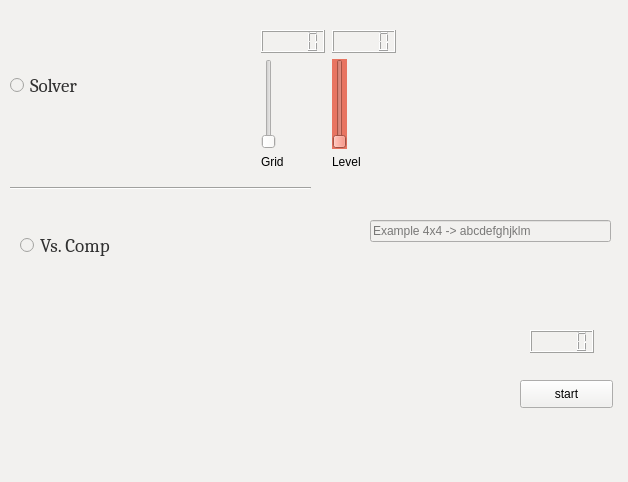
This is MainTest.ui in DavidKing4/2019S-Programmierpraktikum-Projekt as Qt 5 draws it before an edit. The edited form follows.
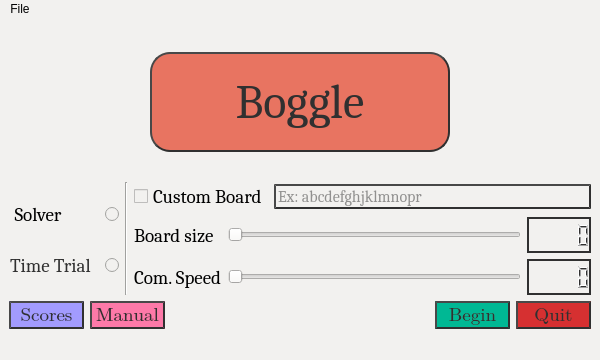
This is the edited form.

Commit message: Mode2, Mode1 | new MainWindow

The edit to the form file:
```diff
--- a/MainTest.ui
+++ b/MainTest.ui
@@ -6,8 +6,8 @@
    <rect>
     <x>0</x>
     <y>0</y>
-    <width>628</width>
-    <height>482</height>
+    <width>600</width>
+    <height>360</height>
    </rect>
   </property>
   <property name="windowTitle">
@@ -29,193 +29,491 @@
    <bool>false</bool>
   </property>
   <widget class="QWidget" name="centralwidget">
-   <widget class="QPushButton" name="pushButton">
-    <property name="geometry">
-     <rect>
-      <x>520</x>
-      <y>380</y>
-      <width>93</width>
-      <height>28</height>
-     </rect>
-    </property>
-    <property name="text">
-     <string>start</string>
-    </property>
-   </widget>
-   <widget class="QLineEdit" name="lineEdit">
-    <property name="geometry">
-     <rect>
-      <x>370</x>
-      <y>220</y>
-      <width>241</width>
-      <height>22</height>
-     </rect>
-    </property>
-    <property name="placeholderText">
-     <string>Example 4x4 -&gt; abcdefghjklm</string>
-    </property>
-   </widget>
-   <widget class="QLCDNumber" name="lcdNumber_3">
-    <property name="geometry">
-     <rect>
-      <x>530</x>
-      <y>330</y>
-      <width>64</width>
-      <height>23</height>
-     </rect>
-    </property>
-   </widget>
-   <widget class="QRadioButton" name="radioButton">
-    <property name="geometry">
-     <rect>
-      <x>10</x>
-      <y>70</y>
-      <width>121</width>
-      <height>31</height>
-     </rect>
-    </property>
-    <property name="font">
-     <font>
-      <family>Cambria</family>
-      <pointsize>14</pointsize>
-     </font>
-    </property>
-    <property name="styleSheet">
-     <string notr="true"> color: #303030;
-
-background:#f2f1ef ;
-
-border: ;
-    border-radius: 20px;
-    border-style: outset;
-
-Text-align:center</string>
-    </property>
-    <property name="text">
-     <string>Solver</string>
-    </property>
-   </widget>
-   <widget class="QRadioButton" name="radioButton_2">
-    <property name="geometry">
-     <rect>
-      <x>20</x>
-      <y>230</y>
-      <width>121</width>
-      <height>31</height>
-     </rect>
-    </property>
-    <property name="font">
-     <font>
-      <family>Cambria</family>
-      <pointsize>14</pointsize>
-     </font>
-    </property>
-    <property name="styleSheet">
-     <string notr="true"> color: #303030;
-
-background:#f2f1ef ;
-
-border: ;
-    border-radius: 20px;
-    border-style: outset;
-
-Text-align:center</string>
-    </property>
-    <property name="text">
-     <string>Vs. Comp</string>
-    </property>
-   </widget>
-   <widget class="Line" name="line">
-    <property name="geometry">
-     <rect>
-      <x>10</x>
-      <y>180</y>
-      <width>301</width>
-      <height>16</height>
-     </rect>
-    </property>
-    <property name="orientation">
-     <enum>Qt::Horizontal</enum>
-    </property>
-   </widget>
-   <widget class="QWidget" name="layoutWidget">
-    <property name="geometry">
-     <rect>
-      <x>260</x>
-      <y>30</y>
-      <width>137</width>
-      <height>139</height>
-     </rect>
-    </property>
-    <layout class="QGridLayout" name="gridLayout">
-     <item row="0" column="0">
-      <widget class="QLCDNumber" name="lcdNumber"/>
-     </item>
-     <item row="1" column="0">
-      <widget class="QSlider" name="verticalSlider">
-       <property name="minimum">
-        <number>4</number>
-       </property>
-       <property name="maximum">
-        <number>12</number>
-       </property>
-       <property name="orientation">
-        <enum>Qt::Vertical</enum>
-       </property>
-      </widget>
-     </item>
-     <item row="2" column="0">
-      <widget class="QLabel" name="label">
-       <property name="text">
-        <string>Grid</string>
-       </property>
-      </widget>
-     </item>
-     <item row="2" column="1">
-      <widget class="QLabel" name="label_2">
-       <property name="text">
-        <string>Level</string>
-       </property>
-      </widget>
-     </item>
-     <item row="0" column="1">
-      <widget class="QLCDNumber" name="lcdNumber_2"/>
-     </item>
-     <item row="1" column="1">
-      <widget class="QSlider" name="verticalSlider_2">
-       <property name="styleSheet">
-        <string notr="true"> color: #303030;
+   <layout class="QGridLayout" name="gridLayout">
+    <item row="0" column="0">
+     <layout class="QHBoxLayout" name="horizontalLayout_6">
+      <item>
+       <widget class="QLabel" name="label_6">
+        <property name="font">
+         <font>
+          <family>Cambria</family>
+          <pointsize>18</pointsize>
+         </font>
+        </property>
+        <property name="text">
+         <string/>
+        </property>
+        <property name="alignment">
+         <set>Qt::AlignCenter</set>
+        </property>
+       </widget>
+      </item>
+      <item>
+       <widget class="QLabel" name="label">
+        <property name="minimumSize">
+         <size>
+          <width>300</width>
+          <height>100</height>
+         </size>
+        </property>
+        <property name="maximumSize">
+         <size>
+          <width>300</width>
+          <height>100</height>
+         </size>
+        </property>
+        <property name="font">
+         <font>
+          <family>Cambria</family>
+          <pointsize>36</pointsize>
+         </font>
+        </property>
+        <property name="styleSheet">
+         <string notr="true"> color: #303030;
 
 background: #e87461 ;
+border: 2px solid #303030;
+    border-radius: 20px;
+    border-style: outset;
+
+Text-align:center</string>
+        </property>
+        <property name="text">
+         <string>Boggle</string>
+        </property>
+        <property name="alignment">
+         <set>Qt::AlignCenter</set>
+        </property>
+       </widget>
+      </item>
+      <item>
+       <widget class="QLabel" name="label_7">
+        <property name="font">
+         <font>
+          <family>Cambria</family>
+          <pointsize>18</pointsize>
+         </font>
+        </property>
+        <property name="text">
+         <string/>
+        </property>
+        <property name="alignment">
+         <set>Qt::AlignCenter</set>
+        </property>
+       </widget>
+      </item>
+     </layout>
+    </item>
+    <item row="1" column="0">
+     <layout class="QVBoxLayout" name="verticalLayout_4">
+      <item>
+       <layout class="QHBoxLayout" name="horizontalLayout_5">
+        <item>
+         <layout class="QVBoxLayout" name="verticalLayout">
+          <item>
+           <widget class="QRadioButton" name="SolverRadio">
+            <property name="font">
+             <font>
+              <family>Cambria</family>
+              <pointsize>14</pointsize>
+             </font>
+            </property>
+            <property name="focusPolicy">
+             <enum>Qt::StrongFocus</enum>
+            </property>
+            <property name="layoutDirection">
+             <enum>Qt::RightToLeft</enum>
+            </property>
+            <property name="styleSheet">
+             <string notr="true"/>
+            </property>
+            <property name="text">
+             <string>Solver         </string>
+            </property>
+           </widget>
+          </item>
+          <item>
+           <widget class="QRadioButton" name="VsCompRadio">
+            <property name="font">
+             <font>
+              <family>Cambria</family>
+              <pointsize>14</pointsize>
+             </font>
+            </property>
+            <property name="layoutDirection">
+             <enum>Qt::RightToLeft</enum>
+            </property>
+            <property name="autoFillBackground">
+             <bool>false</bool>
+            </property>
+            <property name="styleSheet">
+             <string notr="true"> color: #303030;
+
+background:#f2f1ef ;
+
 border: ;
     border-radius: 20px;
     border-style: outset;
 
 Text-align:center</string>
-       </property>
-       <property name="minimum">
-        <number>1</number>
-       </property>
-       <property name="maximum">
-        <number>10</number>
-       </property>
-       <property name="orientation">
-        <enum>Qt::Vertical</enum>
-       </property>
-      </widget>
-     </item>
-    </layout>
-   </widget>
+            </property>
+            <property name="text">
+             <string>Time Trial  </string>
+            </property>
+           </widget>
+          </item>
+         </layout>
+        </item>
+        <item>
+         <widget class="Line" name="line">
+          <property name="orientation">
+           <enum>Qt::Vertical</enum>
+          </property>
+         </widget>
+        </item>
+        <item>
+         <layout class="QVBoxLayout" name="verticalLayout_3">
+          <item>
+           <layout class="QHBoxLayout" name="horizontalLayout_4">
+            <item>
+             <widget class="QCheckBox" name="checkBox">
+              <property name="font">
+               <font>
+                <family>Cambria</family>
+                <pointsize>14</pointsize>
+               </font>
+              </property>
+              <property name="text">
+               <string>Custom Board</string>
+              </property>
+             </widget>
+            </item>
+            <item>
+             <widget class="QLineEdit" name="lineEdit">
+              <property name="enabled">
+               <bool>false</bool>
+              </property>
+              <property name="font">
+               <font>
+                <family>Cambria</family>
+                <pointsize>12</pointsize>
+               </font>
+              </property>
+              <property name="styleSheet">
+               <string notr="true"> color: #303030;
+
+background:#f2f1ef ;
+
+border: 2px solid #303030;
+    border-radius: 20px;
+    border-style: outset;
+
+Text-align:center</string>
+              </property>
+              <property name="placeholderText">
+               <string>Ex: abcdefghjklmnopr</string>
+              </property>
+             </widget>
+            </item>
+           </layout>
+          </item>
+          <item>
+           <layout class="QVBoxLayout" name="verticalLayout_2">
+            <item>
+             <layout class="QHBoxLayout" name="horizontalLayout_2">
+              <item>
+               <widget class="QLabel" name="label_2">
+                <property name="font">
+                 <font>
+                  <family>Cambria</family>
+                  <pointsize>14</pointsize>
+                 </font>
+                </property>
+                <property name="text">
+                 <string>Board size  </string>
+                </property>
+               </widget>
+              </item>
+              <item>
+               <widget class="QSlider" name="horizontalSlider">
+                <property name="styleSheet">
+                 <string notr="true"/>
+                </property>
+                <property name="minimum">
+                 <number>4</number>
+                </property>
+                <property name="maximum">
+                 <number>12</number>
+                </property>
+                <property name="orientation">
+                 <enum>Qt::Horizontal</enum>
+                </property>
+               </widget>
+              </item>
+              <item>
+               <widget class="QLCDNumber" name="lcdNumber_5">
+                <property name="layoutDirection">
+                 <enum>Qt::LeftToRight</enum>
+                </property>
+                <property name="styleSheet">
+                 <string notr="true"> color: #303030;
+
+background:#f2f1ef ;
+
+border: 2px solid #303030;
+   
+
+Text-align:center</string>
+                </property>
+               </widget>
+              </item>
+             </layout>
+            </item>
+            <item>
+             <layout class="QHBoxLayout" name="horizontalLayout_3">
+              <item>
+               <widget class="QLabel" name="label_4">
+                <property name="font">
+                 <font>
+                  <family>Cambria</family>
+                  <pointsize>14</pointsize>
+                 </font>
+                </property>
+                <property name="text">
+                 <string>Com. Speed</string>
+                </property>
+               </widget>
+              </item>
+              <item>
+               <widget class="QSlider" name="horizontalSlider_2">
+                <property name="minimum">
+                 <number>1</number>
+                </property>
+                <property name="maximum">
+                 <number>10</number>
+                </property>
+                <property name="orientation">
+                 <enum>Qt::Horizontal</enum>
+                </property>
+               </widget>
+              </item>
+              <item>
+               <widget class="QLCDNumber" name="lcdNumber_6">
+                <property name="styleSheet">
+                 <string notr="true"> color: #303030;
+
+background:#f2f1ef ;
+
+border: 2px solid #303030;
+   
+Text-align:center</string>
+                </property>
+               </widget>
+              </item>
+             </layout>
+            </item>
+           </layout>
+          </item>
+         </layout>
+        </item>
+       </layout>
+      </item>
+      <item>
+       <layout class="QHBoxLayout" name="horizontalLayout">
+        <item>
+         <widget class="QPushButton" name="pushButton_3">
+          <property name="minimumSize">
+           <size>
+            <width>70</width>
+            <height>28</height>
+           </size>
+          </property>
+          <property name="maximumSize">
+           <size>
+            <width>75</width>
+            <height>28</height>
+           </size>
+          </property>
+          <property name="font">
+           <font>
+            <family>Cambria Math</family>
+            <pointsize>14</pointsize>
+           </font>
+          </property>
+          <property name="cursor">
+           <cursorShape>PointingHandCursor</cursorShape>
+          </property>
+          <property name="styleSheet">
+           <string notr="true"> color: #303030;
+
+background: #a29bfe;
+border: 2px solid #303030;
+    border-radius: 20px;
+    border-style: outset;
+
+Text-align:center</string>
+          </property>
+          <property name="text">
+           <string>Scores</string>
+          </property>
+         </widget>
+        </item>
+        <item>
+         <widget class="QPushButton" name="pushButton_2">
+          <property name="minimumSize">
+           <size>
+            <width>70</width>
+            <height>28</height>
+           </size>
+          </property>
+          <property name="maximumSize">
+           <size>
+            <width>75</width>
+            <height>28</height>
+           </size>
+          </property>
+          <property name="font">
+           <font>
+            <family>Cambria Math</family>
+            <pointsize>14</pointsize>
+           </font>
+          </property>
+          <property name="cursor">
+           <cursorShape>PointingHandCursor</cursorShape>
+          </property>
+          <property name="styleSheet">
+           <string notr="true"> color: #303030;
+
+background: #fd79a8;
+border: 2px solid #303030;
+    border-radius: 20px;
+    border-style: outset;
+
+Text-align:center</string>
+          </property>
+          <property name="text">
+           <string>Manual</string>
+          </property>
+         </widget>
+        </item>
+        <item>
+         <widget class="QLabel" name="label_5">
+          <property name="font">
+           <font>
+            <family>Cambria</family>
+            <pointsize>18</pointsize>
+           </font>
+          </property>
+          <property name="text">
+           <string/>
+          </property>
+          <property name="alignment">
+           <set>Qt::AlignCenter</set>
+          </property>
+         </widget>
+        </item>
+        <item>
+         <widget class="QPushButton" name="pushButton_4">
+          <property name="minimumSize">
+           <size>
+            <width>70</width>
+            <height>28</height>
+           </size>
+          </property>
+          <property name="maximumSize">
+           <size>
+            <width>75</width>
+            <height>28</height>
+           </size>
+          </property>
+          <property name="font">
+           <font>
+            <family>Cambria Math</family>
+            <pointsize>14</pointsize>
+           </font>
+          </property>
+          <property name="cursor">
+           <cursorShape>PointingHandCursor</cursorShape>
+          </property>
+          <property name="styleSheet">
+           <string notr="true"> color: #303030;
+
+background: #00b894 ;
+border: 2px solid #303030;
+    border-radius: 20px;
+    border-style: outset;
+
+Text-align:center</string>
+          </property>
+          <property name="text">
+           <string>Begin</string>
+          </property>
+         </widget>
+        </item>
+        <item>
+         <widget class="QPushButton" name="pushButton">
+          <property name="minimumSize">
+           <size>
+            <width>70</width>
+            <height>28</height>
+           </size>
+          </property>
+          <property name="maximumSize">
+           <size>
+            <width>75</width>
+            <height>28</height>
+           </size>
+          </property>
+          <property name="font">
+           <font>
+            <family>Cambria Math</family>
+            <pointsize>14</pointsize>
+           </font>
+          </property>
+          <property name="cursor">
+           <cursorShape>PointingHandCursor</cursorShape>
+          </property>
+          <property name="styleSheet">
+           <string notr="true"> color: #303030;
+
+background:#d63031 ;
+border: 2px solid #303030;
+    border-radius: 20px;
+    border-style: outset;
+
+Text-align:center</string>
+          </property>
+          <property name="text">
+           <string>Quit</string>
+          </property>
+         </widget>
+        </item>
+       </layout>
+      </item>
+     </layout>
+    </item>
+   </layout>
   </widget>
   <widget class="QMenuBar" name="menubar">
    <property name="geometry">
     <rect>
      <x>0</x>
      <y>0</y>
-     <width>628</width>
+     <width>600</width>
      <height>26</height>
     </rect>
    </property>
+   <widget class="QMenu" name="menuFile">
+    <property name="title">
+     <string>File</string>
+    </property>
+    <addaction name="actionBegin"/>
+    <addaction name="actionGame_Manual"/>
+    <addaction name="actionHigh_Scores"/>
+    <addaction name="separator"/>
+    <addaction name="actionQuit"/>
+   </widget>
+   <addaction name="menuFile"/>
   </widget>
   <widget class="QStatusBar" name="statusbar"/>
  </widget>
```
Left out of the diff: 140 changed lines with no effect on the pictures. The commit also changes 2 other files.
